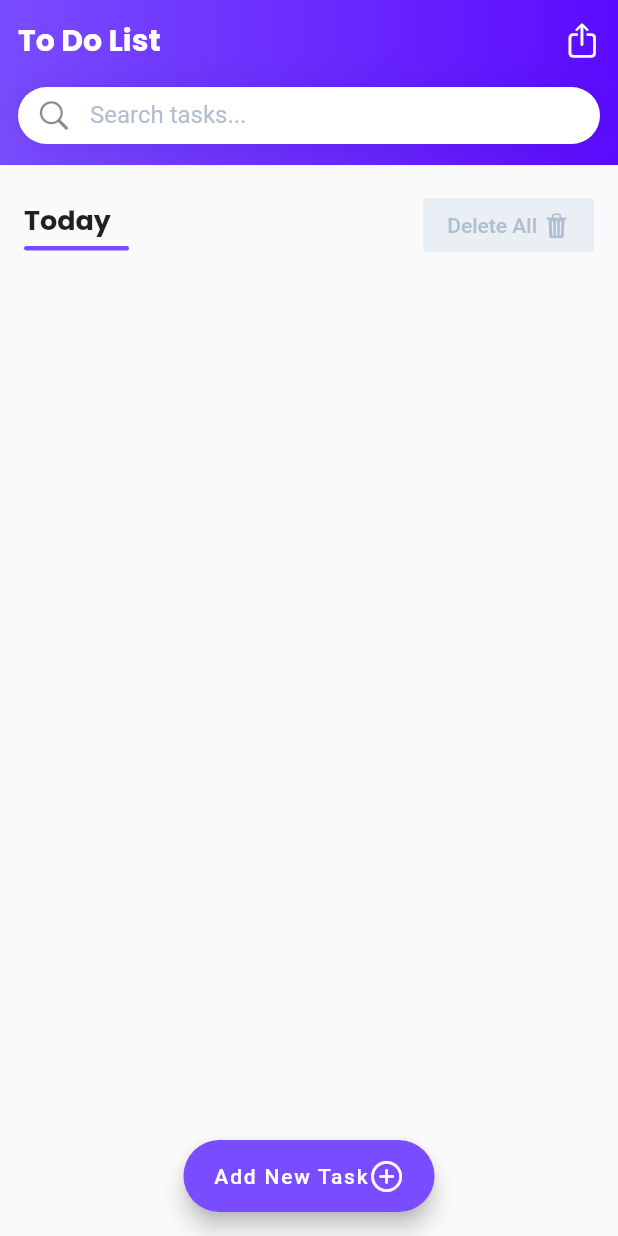
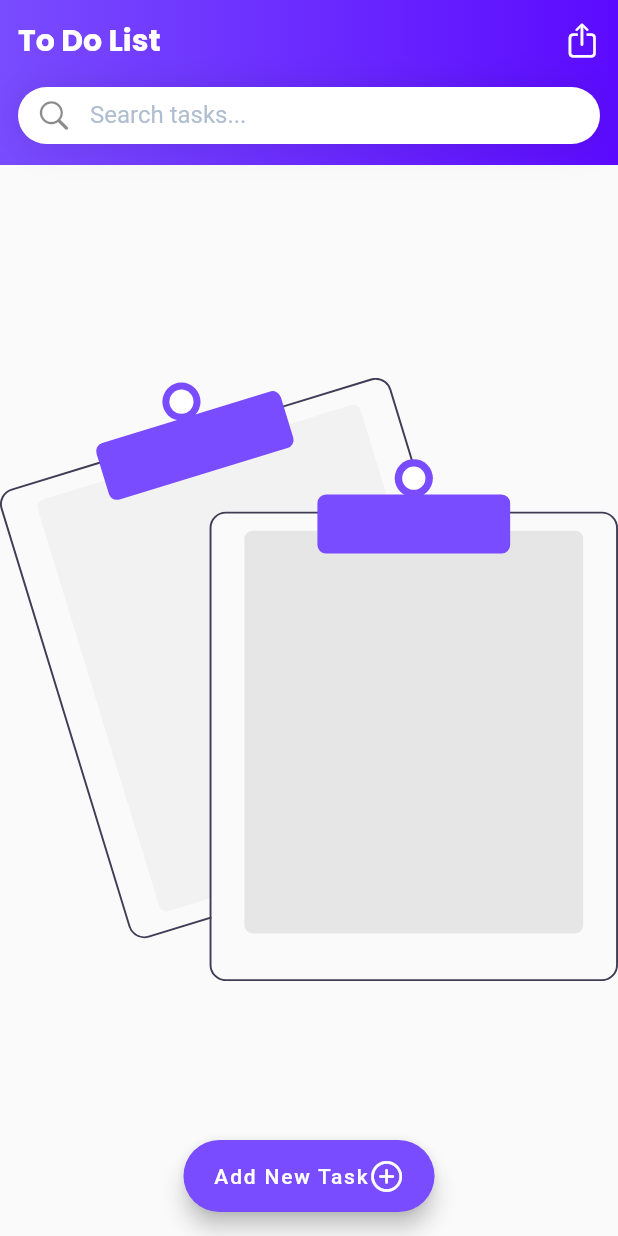
Before and after one commit to AtaMeydani/task-list, a Flutter app: the screen it shows after launch, on a phone screen of 412 x 824 dp. Run offline on Flutter 3.47's test engine with Material 2 defaults, Android fonts, the phone set to English and light mode, and no system bars; our stand-ins replace flutter_svg, google_fonts, hive_flutter; accounts and stored records are empty.

Commit message:
Add the ability to delete Tasks

```diff
--- a/lib/main.dart
+++ b/lib/main.dart
@@ -1,6 +1,7 @@
 import 'package:flutter/cupertino.dart';
 import 'package:flutter/material.dart';
 import 'package:flutter/services.dart';
+import 'package:flutter_svg/flutter_svg.dart';
 import 'package:google_fonts/google_fonts.dart';
 import 'package:hive_flutter/hive_flutter.dart';
 import 'package:task_list/consts.dart';
@@ -149,7 +150,8 @@ class HomeScreen extends StatelessWidget {
               child: ValueListenableBuilder<Box<TaskEntity>>(
                 valueListenable: box.listenable(),
                 builder: (context, box, child) {
-                  return ListView.builder(
+                  return box.isNotEmpty
+                      ? ListView.builder(
                           padding: const EdgeInsets.fromLTRB(16, 16, 16, 100),
                           itemCount: box.values.length + 1,
                           itemBuilder: (context, index) {
@@ -179,7 +181,9 @@ class HomeScreen extends StatelessWidget {
                                     color: const Color(0xffEAEFF5),
                                     textColor: secondaryTextColor,
                                     elevation: 0,
-                              onPressed: () {},
+                                    onPressed: () {
+                                      box.clear();
+                                    },
                                     child: Row(
                                       children: const [
                                         Text('Delete All'),
@@ -200,13 +204,32 @@ class HomeScreen extends StatelessWidget {
                               return TaskItem(task: task);
                             }
                           },
-                  );
+                        )
+                      : const EmptyState();
                 },
               ),
             ),
           ],
         ),
       ),
+    );
+  }
+}
+
+class EmptyState extends StatelessWidget {
+  const EmptyState({super.key});
+
+  @override
+  Widget build(BuildContext context) {
+    return Column(
+      mainAxisAlignment: MainAxisAlignment.center,
+      children: [
+        SvgPicture.asset('assets/emptyState.svg'),
+        const SizedBox(
+          height: 12,
+        ),
+        const Text('Your task list is empty'),
+      ],
     );
   }
 }
@@ -248,6 +271,9 @@ class _TaskItemState extends State<TaskItem> {
             builder: (context) => EditTaskScreen(task: widget.task),
           ),
         );
+      },
+      onLongPress: () {
+        widget.task.delete();
       },
       child: Container(
         height: 74,
--- a/pubspec.yaml
+++ b/pubspec.yaml
@@ -10,6 +10,7 @@ dependencies:
   cupertino_icons: ^1.0.5
   flutter:
     sdk: flutter
+  flutter_svg: ^2.0.4
   google_fonts: ^4.0.3
   hive_flutter: ^1.1.0
 
@@ -22,3 +23,6 @@ dev_dependencies:
 
 flutter:
   uses-material-design: true
+
+  assets:
+    - assets/
```
Also changed, not shown: assets/emptyState.svg (added), pubspec.lock. Lines whose indentation alone changed are shown as unchanged.
